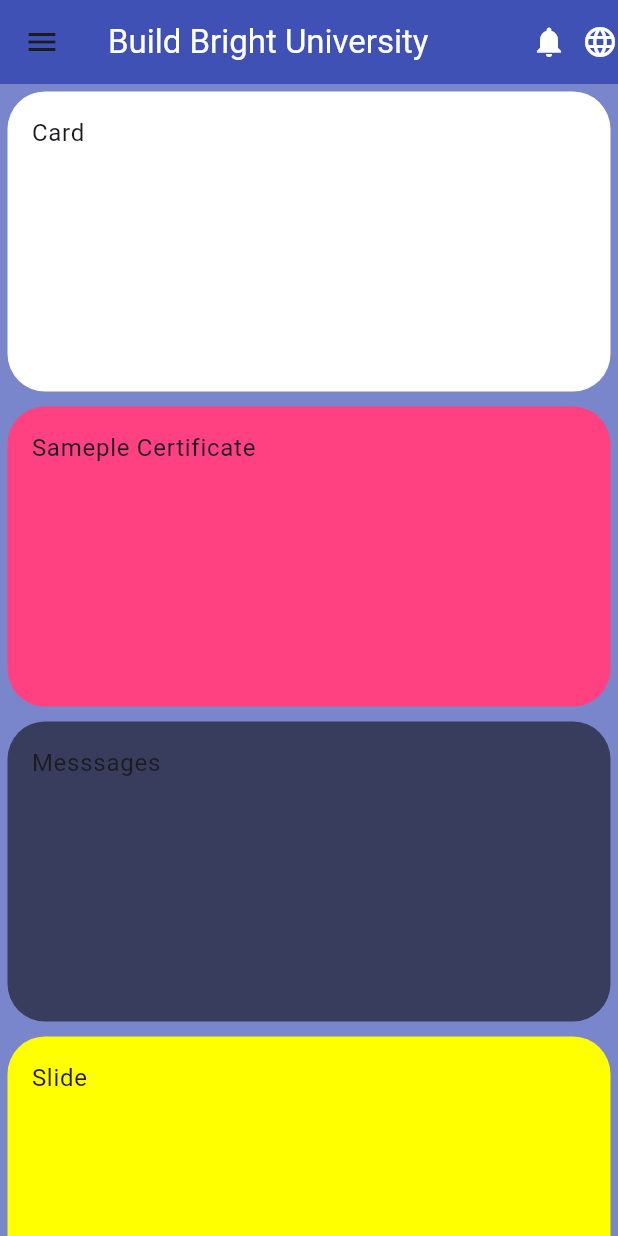
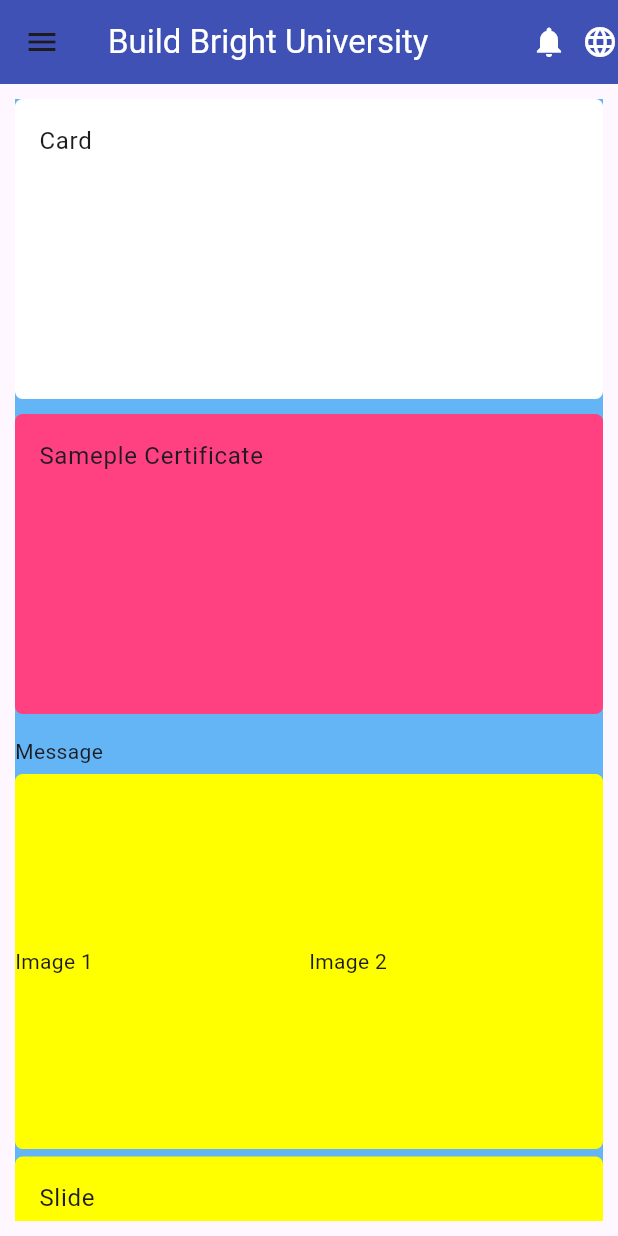
Before and after one commit to Cyperfroz00/griddemo, a Flutter app: the screen it shows after launch, on a phone screen of 412 x 824 dp. Run offline on Flutter 3.47's test engine with Material 2 defaults, Android fonts, the phone set to English and light mode, and no system bars.

Commit message:
14th update body and Card design

```diff
--- a/lib/componnet/list_view_screen.dart
+++ b/lib/componnet/list_view_screen.dart
@@ -226,30 +226,32 @@ class _ListviewscreenState extends State<Listviewscreen> {
         ],
       ),
       body: Container(
-        color: Colors.indigo[300],
+        margin: EdgeInsets.all(10),
+        color: Colors.blue[300],
         child: ListView(
           children: [
             Container(
               decoration: BoxDecoration(
-                borderRadius: BorderRadius.all(Radius.circular(25),),color: Colors.white,
+                borderRadius: BorderRadius.all(Radius.circular(5),),color: Colors.white,
               ),
               width: 200,
               height: 200,
-              margin: EdgeInsets.all(5),
               //color: Colors.white,
               child: const ListTile(
           //      leading: Icon(Icons.home),
                 title: Text('Card'),
           //      trailing: Icon(Icons.more_horiz),
               ),
+            ),SizedBox(
+              height: 10,
             ),
             Container(
               decoration: BoxDecoration(
-                borderRadius: BorderRadius.all(Radius.circular(25),),color: Colors.pinkAccent,
+                borderRadius: BorderRadius.all(Radius.circular(5),),color: Colors.pinkAccent,
               ),
               width: 200,
               height: 200,
-              margin: EdgeInsets.all(5),
+
               //color: Colors.white,
               child: const ListTile(
                 //      leading: Icon(Icons.home),
@@ -257,27 +259,38 @@ class _ListviewscreenState extends State<Listviewscreen> {
                 //      trailing: Icon(Icons.more_horiz),
               ),
             ),
+            SizedBox(
+            height: 10,
+            ),
+            Container(
+              margin: EdgeInsets.only(top: 5,bottom: 5),
+              child: Text('Message'),
+            ),
+            Container(
+             height: 250,
+              decoration: BoxDecoration(
+                borderRadius: BorderRadius.all(Radius.circular(5),),color: Colors.yellowAccent,
+              ),
+              child: Row(
+                mainAxisAlignment: MainAxisAlignment.spaceBetween,
+                children: [
+                  Text('Image 1'),
+                  Text('Image 2'),
+                  Container(
+                    child: Column(
+
+                    ),
+                  )
+                ],
+              ),
+            ),
+            SizedBox(height: 5,),
             Container(
               decoration: BoxDecoration(
-                borderRadius: BorderRadius.all(Radius.circular(25),),color: Colors.black54,
+                borderRadius: BorderRadius.all(Radius.circular(5),),color: Colors.yellowAccent,
               ),
               width: 200,
               height: 200,
-              margin: EdgeInsets.all(5),
-              //color: Colors.white,
-              child: const ListTile(
-                //      leading: Icon(Icons.home),
-                title: Text('Messsages'),
-                //      trailing: Icon(Icons.more_horiz),
-              ),
-            ),
-            Container(
-              decoration: BoxDecoration(
-                borderRadius: BorderRadius.all(Radius.circular(25),),color: Colors.yellowAccent,
-              ),
-              width: 200,
-              height: 200,
-              margin: EdgeInsets.all(5),
               //color: Colors.white,
               child: const ListTile(
                 //      leading: Icon(Icons.home),
```
